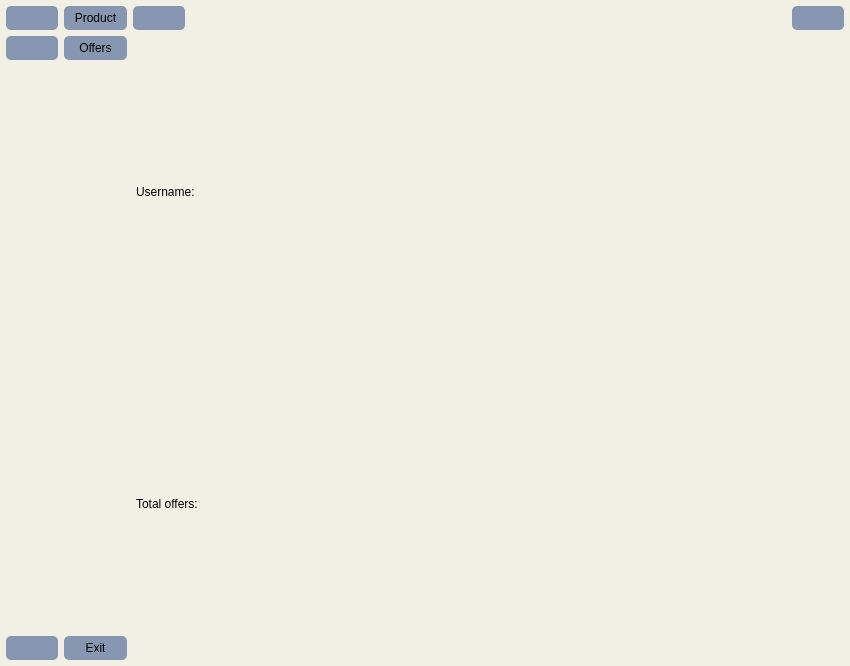
Above: crmapp.ui from tr1plejj/crm-v1-app before the change. Below: the same form after it.
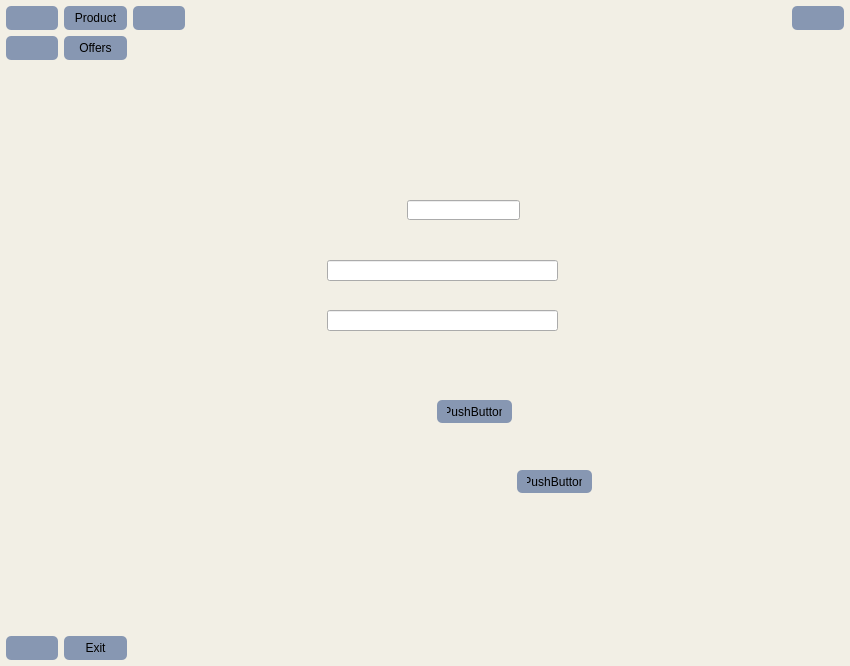
That is the form after the change. The open tabs and pages were chosen to show the change. Icons and pictures are not drawn.

What changed in the file:
```diff
--- a/crmapp.ui
+++ b/crmapp.ui
@@ -459,6 +459,112 @@
          <property name="currentIndex">
           <number>2</number>
          </property>
+         <widget class="QWidget" name="auth_page">
+          <widget class="QLineEdit" name="username_login">
+           <property name="geometry">
+            <rect>
+             <x>240</x>
+             <y>240</y>
+             <width>121</width>
+             <height>20</height>
+            </rect>
+           </property>
+          </widget>
+          <widget class="QLineEdit" name="password_login">
+           <property name="geometry">
+            <rect>
+             <x>240</x>
+             <y>290</y>
+             <width>121</width>
+             <height>20</height>
+            </rect>
+           </property>
+          </widget>
+          <widget class="QPushButton" name="login_btn">
+           <property name="geometry">
+            <rect>
+             <x>260</x>
+             <y>340</y>
+             <width>75</width>
+             <height>23</height>
+            </rect>
+           </property>
+           <property name="text">
+            <string>Login</string>
+           </property>
+          </widget>
+          <widget class="QPushButton" name="switch_register_btn">
+           <property name="geometry">
+            <rect>
+             <x>260</x>
+             <y>390</y>
+             <width>75</width>
+             <height>23</height>
+            </rect>
+           </property>
+           <property name="text">
+            <string>Register</string>
+           </property>
+          </widget>
+         </widget>
+         <widget class="QWidget" name="register_page">
+          <widget class="QLineEdit" name="username_register">
+           <property name="geometry">
+            <rect>
+             <x>200</x>
+             <y>230</y>
+             <width>231</width>
+             <height>21</height>
+            </rect>
+           </property>
+          </widget>
+          <widget class="QLineEdit" name="password_register">
+           <property name="geometry">
+            <rect>
+             <x>200</x>
+             <y>280</y>
+             <width>231</width>
+             <height>21</height>
+            </rect>
+           </property>
+          </widget>
+          <widget class="QPushButton" name="create_user_btn">
+           <property name="geometry">
+            <rect>
+             <x>310</x>
+             <y>370</y>
+             <width>75</width>
+             <height>23</height>
+            </rect>
+           </property>
+           <property name="text">
+            <string>PushButton</string>
+           </property>
+          </widget>
+          <widget class="QPushButton" name="switch_login_btn">
+           <property name="geometry">
+            <rect>
+             <x>390</x>
+             <y>440</y>
+             <width>75</width>
+             <height>23</height>
+            </rect>
+           </property>
+           <property name="text">
+            <string>PushButton</string>
+           </property>
+          </widget>
+          <widget class="QLineEdit" name="email">
+           <property name="geometry">
+            <rect>
+             <x>280</x>
+             <y>170</y>
+             <width>113</width>
+             <height>20</height>
+            </rect>
+           </property>
+          </widget>
+         </widget>
          <widget class="QWidget" name="user_page">
           <layout class="QGridLayout" name="gridLayout_2">
            <item row="0" column="0">
```
Left out of the diff: 14 changed lines with no effect on the pictures.
